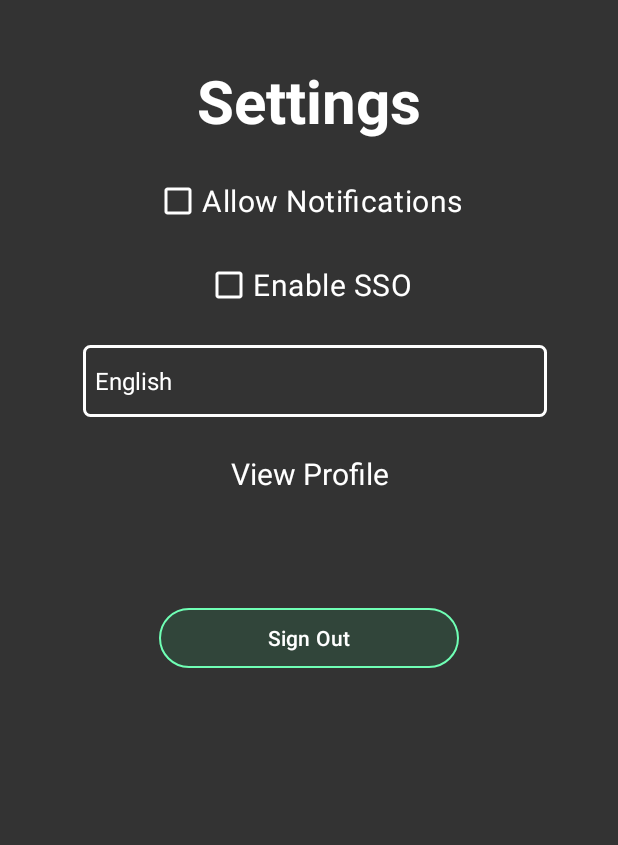
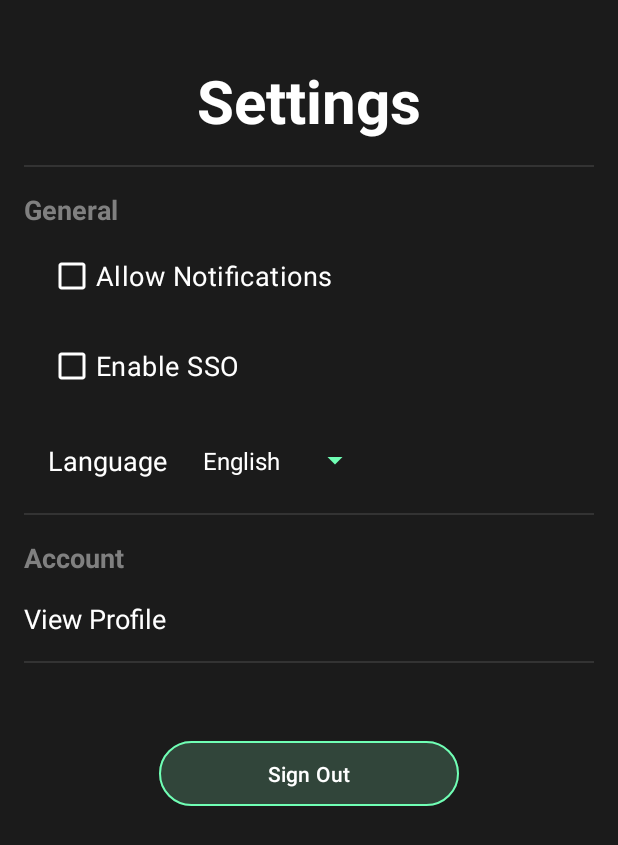
Before and after one commit to MarcoMeyer1/SmartSpend, an Android app: the screen it shows after launch (Settings), on a phone screen of 412 x 824 dp. Shown: the top 845 px of the screen. Run offline under Robolectric (Android 15) with nearby library versions, the phone set to English and light mode, and no system bars.

Commit message:
Settings Page updated

```diff
--- a/Smartspend/app/src/main/res/layout/activity_settings.xml
+++ b/Smartspend/app/src/main/res/layout/activity_settings.xml
@@ -1,15 +1,13 @@
 <?xml version="1.0" encoding="utf-8"?>
 <LinearLayout xmlns:android="http://schemas.android.com/apk/res/android"
-    xmlns:app="http://schemas.android.com/apk/res-auto"
-    xmlns:tools="http://schemas.android.com/tools"
-    android:id="@+id/main"
     android:layout_width="match_parent"
     android:layout_height="match_parent"
-    android:background="#333333"
+    xmlns:app="http://schemas.android.com/apk/res-auto"
     android:orientation="vertical"
-    android:padding="16dp"
-    tools:context=".Settings">
+    android:background="#1b1b1b"
+    android:padding="16dp">
 
+    <!-- Settings title -->
     <TextView
         android:id="@+id/settings_title"
         android:layout_width="wrap_content"
@@ -22,71 +20,130 @@
         android:gravity="center"
         android:layout_gravity="center_horizontal" />
 
+    <!-- Divider Line -->
+    <View
+        android:layout_width="match_parent"
+        android:layout_height="1dp"
+        android:background="#333333"
+        android:layout_marginTop="16dp" />
+
+    <!-- General Section -->
+    <TextView
+        android:id="@+id/section_general"
+        android:layout_width="wrap_content"
+        android:layout_height="wrap_content"
+        android:layout_marginTop="16dp"
+        android:text="General"
+        android:textColor="#808080"
+        android:textSize="18sp"
+        android:textStyle="bold" />
+
+    <LinearLayout
+        android:layout_width="match_parent"
+        android:layout_height="wrap_content"
+        android:orientation="vertical"
+        android:layout_marginTop="8dp"
+        android:paddingLeft="16dp">
 
         <CheckBox
             android:id="@+id/checkbox_notifications"
             android:layout_width="wrap_content"
             android:layout_height="wrap_content"
-        android:layout_gravity="center_horizontal"
-        android:layout_marginTop="16dp"
             android:buttonTint="@color/white"
             android:text="Allow Notifications"
             android:textColor="#FFFFFF"
-        android:textSize="20sp" />
+            android:textSize="18sp"
+            android:layout_marginBottom="12dp" />
 
         <CheckBox
-        android:id="@+id/checkbox_SSO"
+            android:id="@+id/checkbox_biometric"
             android:layout_width="wrap_content"
             android:layout_height="wrap_content"
+            android:buttonTint="@color/white"
             android:text="Enable SSO"
             android:textColor="#FFFFFF"
-        android:textSize="20sp"
-        android:layout_marginTop="8dp"
-        android:buttonTint="@color/white"
-        android:layout_gravity="center_horizontal" />
-
+            android:textSize="18sp"
+            android:layout_marginBottom="12dp" />
 
         <LinearLayout
+            android:layout_width="match_parent"
+            android:layout_height="wrap_content"
+            android:orientation="horizontal"
+            android:gravity="center_vertical"
+            android:layout_marginTop="8dp">
+
+            <TextView
+                android:id="@+id/label_language"
                 android:layout_width="wrap_content"
                 android:layout_height="wrap_content"
-        android:orientation="horizontal"
-        android:layout_marginTop="16dp"
-        android:layout_gravity="center_horizontal">
-
+                android:text="Language"
+                android:textColor="#FFFFFF"
+                android:textSize="18sp"
+                android:layout_marginRight="16dp" />
 
             <Spinner
                 android:id="@+id/spinner_language"
-            android:layout_width="309dp"
-            android:layout_height="48dp"
-            android:layout_marginStart="8dp"
-            android:background="@drawable/spinner_background"
+                android:layout_width="wrap_content"
+                android:layout_height="wrap_content"
                 android:entries="@array/language_array"
+                android:backgroundTint="#70FFB5"
                 android:popupBackground="@color/black"
-            android:spinnerMode="dropdown" />
+                android:textColor="#FFFFFF" />
+        </LinearLayout>
     </LinearLayout>
 
+    <!-- Divider Line -->
+    <View
+        android:layout_width="match_parent"
+        android:layout_height="1dp"
+        android:layout_marginTop="16dp"
+        android:background="#333333" />
+
+    <!-- Account Section -->
+    <TextView
+        android:id="@+id/section_account"
+        android:layout_width="wrap_content"
+        android:layout_height="wrap_content"
+        android:layout_marginTop="16dp"
+        android:text="Account"
+        android:textColor="#808080"
+        android:textSize="18sp"
+        android:textStyle="bold" />
 
     <TextView
         android:id="@+id/view_profile"
         android:layout_width="wrap_content"
         android:layout_height="wrap_content"
-        android:layout_gravity="center_horizontal"
-        android:layout_marginTop="24dp"
-        android:gravity="center"
+        android:layout_marginTop="16dp"
         android:text="View Profile"
         android:textColor="#FFFFFF"
-        android:textSize="20sp" />
+        android:textSize="18sp"
+        android:layout_gravity="start" />
 
+    <!-- Divider Line -->
+    <View
+        android:layout_width="match_parent"
+        android:layout_height="1dp"
+        android:background="#333333"
+        android:layout_marginTop="16dp" />
+
+    <!-- Sign Out Button -->
     <Button
         android:id="@+id/btn_sign_out"
         android:layout_width="200dp"
         android:layout_height="wrap_content"
-        android:layout_marginTop="72dp"
+        android:layout_gravity="center_horizontal"
+        android:layout_marginTop="48dp"
         android:backgroundTint="#31453a"
         android:text="Sign Out"
         android:textColor="#FFFFFF"
-        android:layout_gravity="center_horizontal"
+        android:padding="12dp"
+        android:gravity="center"
+        app:cornerRadius="24dp"
+        app:layout_constraintTop_toBottomOf="@id/confirmPasswordTextInputLayout"
+        app:layout_constraintStart_toStartOf="parent"
+        app:layout_constraintEnd_toEndOf="parent"
+        app:layout_constraintWidth_percent="0.85"
         app:strokeColor="#70FFB5"
-        app:strokeWidth="1dp" />
-
+        app:strokeWidth="1dp"/>
 </LinearLayout>
```
Lines whose indentation alone changed are shown as unchanged.
